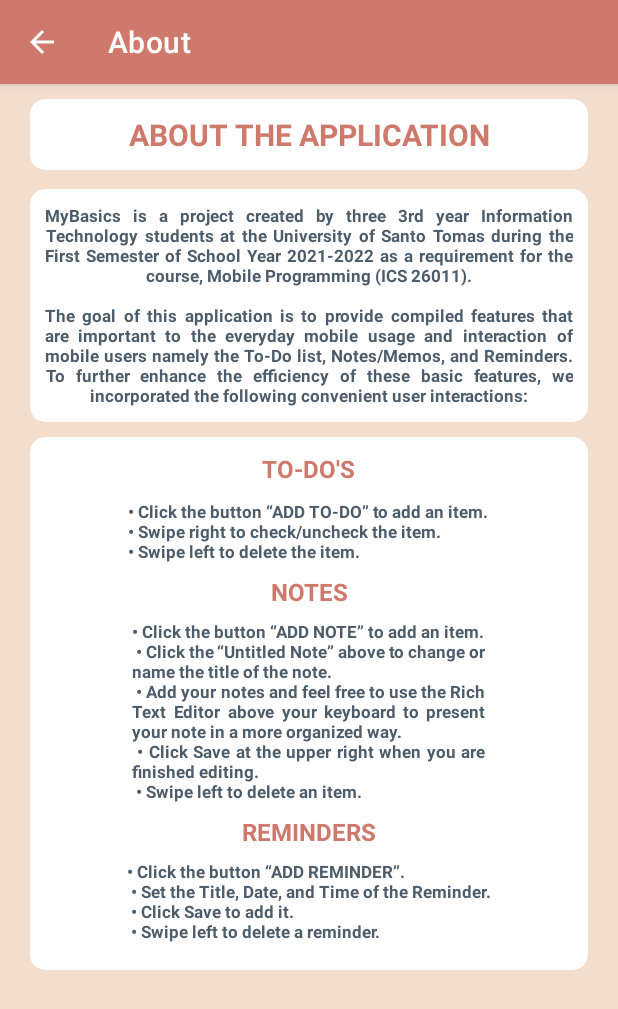
After one commit to gnrflcthm/MyBasics, an Android app: the AboutActivity screen opened directly, with no data from a screen before it, on a phone screen of 412 x 824 dp. The commit adds this screen. Shown: the top 1009 px of the screen. Run offline under Robolectric (Android 15) with nearby library versions, the phone set to English and light mode, and no system bars.

Commit message:
Added About activity in preference fragment.

```diff
--- a/app/src/main/AndroidManifest.xml
+++ b/app/src/main/AndroidManifest.xml
@@ -1,6 +1,7 @@
 <?xml version="1.0" encoding="utf-8"?>
 <manifest xmlns:android="http://schemas.android.com/apk/res/android"
     package="com.mybasics">
+
     <application
         android:allowBackup="true"
         android:fullBackupContent="false"
@@ -9,6 +10,14 @@
         android:roundIcon="@mipmap/ic_launcher_round"
         android:supportsRtl="true"
         android:theme="@style/Theme.MyBasics">
+        <activity
+            android:name=".activities.AboutActivity"
+            android:exported="false">
+            <intent-filter>
+                <action android:name=".activities.AboutActivity" />
+                <category android:name="android.intent.category.DEFAULT" />
+            </intent-filter>
+        </activity>
         <activity
             android:name=".activities.DevelopersActivity"
             android:exported="false">
@@ -26,12 +35,13 @@
         <activity
             android:name=".activities.MainActivity"
             android:exported="false"
-            android:launchMode="singleTask"/>
+            android:launchMode="singleTask" />
         <activity
             android:name=".activities.SplashScreen"
             android:exported="true">
             <intent-filter>
                 <action android:name="android.intent.action.MAIN" />
+
                 <category android:name="android.intent.category.LAUNCHER" />
             </intent-filter>
         </activity>
--- /dev/null
+++ b/app/src/main/java/com/mybasics/activities/AboutActivity.java
@@ -0,0 +1,24 @@
+package com.mybasics.activities;
+
+import android.os.Bundle;
+import android.widget.TextView;
+
+import androidx.appcompat.app.AppCompatActivity;
+import androidx.appcompat.widget.Toolbar;
+
+import com.mybasics.R;
+
+public class AboutActivity extends AppCompatActivity {
+
+    @Override
+    protected void onCreate(Bundle savedInstanceState) {
+        super.onCreate(savedInstanceState);
+        setContentView(R.layout.activity_about);
+
+        ((TextView) findViewById(R.id.tvDescription))
+                .setText(
+                "MyBasics is a project created by three 3rd year Information Technology students at the University of Santo Tomas during the First Semester of School Year 2021-2022 as a requirement for the course, Mobile Programming (ICS 26011)." +
+                        "\n\nThe goal of this application is to provide compiled features that are important to the everyday mobile usage and interaction of mobile users namely the To-Do list, Notes/Memos, and Reminders. To further enhance the efficiency of these basic features, we incorporated the following convenient user interactions:");
+        ((Toolbar) findViewById(R.id.aboutToolbar)).setNavigationOnClickListener(v -> finish());
+    }
+}
--- /dev/null
+++ b/app/src/main/res/layout/activity_about.xml
@@ -0,0 +1,191 @@
+<?xml version="1.0" encoding="utf-8"?>
+<RelativeLayout xmlns:android="http://schemas.android.com/apk/res/android"
+    xmlns:app="http://schemas.android.com/apk/res-auto"
+    xmlns:tools="http://schemas.android.com/tools"
+    android:layout_width="match_parent"
+    android:layout_height="match_parent"
+    tools:context=".activities.AboutActivity"
+    android:background="?attr/colorPrimaryVariant">
+
+    <androidx.appcompat.widget.Toolbar
+        android:id="@+id/aboutToolbar"
+        style="@style/Widget.MaterialComponents.Toolbar.Primary"
+        android:layout_width="match_parent"
+        android:layout_height="wrap_content"
+        app:layout_constraintTop_toTopOf="parent"
+        app:navigationIcon="@drawable/ic_baseline_arrow_back_24"
+        app:title="About" />
+
+    <ScrollView
+        android:layout_width="match_parent"
+        android:layout_height="match_parent"
+        android:layout_below="@id/aboutToolbar">
+
+        <RelativeLayout
+            android:layout_width="match_parent"
+            android:layout_height="match_parent"
+            android:layout_centerInParent="true"
+            android:layout_marginLeft="20dp"
+            android:layout_marginRight="20dp">
+
+            <androidx.cardview.widget.CardView
+                android:id="@+id/cardview"
+                android:layout_width="match_parent"
+                android:layout_height="wrap_content"
+                android:layout_marginTop="10dp"
+                app:cardBackgroundColor="?attr/colorPrimarySurface"
+                app:cardCornerRadius="10dp"
+                app:cardElevation="0dp">
+
+                <LinearLayout
+                    android:layout_width="match_parent"
+                    android:layout_height="match_parent"
+                    android:layout_marginTop="0dp"
+                    android:orientation="vertical"
+                    android:padding="10dp">
+
+                    <TextView
+                        android:id="@+id/tvAbout"
+                        android:layout_width="match_parent"
+                        android:layout_height="wrap_content"
+                        android:text="ABOUT THE APPLICATION"
+                        android:textAlignment="center"
+                        android:textColor="?attr/colorPrimary"
+                        android:textSize="20sp"
+                        android:textStyle="bold" />
+                </LinearLayout>
+            </androidx.cardview.widget.CardView>
+
+            <androidx.cardview.widget.CardView
+                android:id="@+id/cardview2"
+                android:layout_width="match_parent"
+                android:layout_height="wrap_content"
+                android:layout_marginTop="70dp"
+                app:cardBackgroundColor="@color/white"
+                app:cardCornerRadius="10dp"
+                app:cardElevation="0dp">
+
+                <LinearLayout
+                    android:layout_width="match_parent"
+                    android:layout_height="match_parent"
+                    android:layout_marginTop="0dp"
+                    android:orientation="vertical"
+                    android:padding="10dp">
+
+                    <TextView
+                        android:id="@+id/tvDescription"
+                        android:layout_width="match_parent"
+                        android:layout_height="wrap_content"
+                        android:justificationMode="inter_word"
+                        android:lines="10"
+                        android:text=""
+                        android:textAlignment="center"
+                        android:textColor="@color/black_coral"
+                        android:textSize="11sp"
+                        android:textStyle="bold" />
+                </LinearLayout>
+            </androidx.cardview.widget.CardView>
+
+            <androidx.cardview.widget.CardView
+                android:id="@+id/cardview3"
+                android:layout_width="match_parent"
+                android:layout_height="wrap_content"
+                android:layout_marginTop="235dp"
+                app:cardBackgroundColor="@color/white"
+                app:cardCornerRadius="10dp"
+                app:cardElevation="0dp">
+
+                <LinearLayout
+                    android:layout_width="match_parent"
+                    android:layout_height="match_parent"
+                    android:layout_marginTop="0dp"
+                    android:orientation="vertical"
+                    android:padding="10dp">
+
+                    <TextView
+                        android:id="@+id/tvToDo"
+                        android:layout_width="wrap_content"
+                        android:layout_height="wrap_content"
+                        android:layout_gravity="center"
+
+                        android:text="TO-DO'S"
+                        android:textAlignment="center"
+                        android:textColor="@color/newyork_pink"
+                        android:textSize="16sp"
+                        android:textStyle="bold" />
+
+                    <TextView
+                        android:id="@+id/tvToDoDesc"
+                        android:layout_width="wrap_content"
+                        android:layout_height="wrap_content"
+                        android:layout_gravity="center"
+                        android:layout_marginTop="10dp"
+                        android:justificationMode="inter_word"
+                        android:text="•	Click the button “ADD TO-DO” to add an item.\n•	Swipe right to check/uncheck the item.
+\n•	Swipe left to delete the item."
+                        android:textColor="@color/black_coral"
+                        android:textSize="11sp"
+                        android:textStyle="bold" />
+
+                    <TextView
+                        android:id="@+id/tvNotes"
+                        android:layout_width="wrap_content"
+                        android:layout_height="wrap_content"
+                        android:layout_gravity="center"
+                        android:layout_marginTop="8dp"
+                        android:text="NOTES"
+                        android:textAlignment="center"
+                        android:textColor="@color/newyork_pink"
+                        android:textSize="16sp"
+                        android:textStyle="bold" />
+
+                    <TextView
+                        android:id="@+id/tvNotesDesc"
+                        android:layout_width="235dp"
+                        android:layout_height="wrap_content"
+                        android:layout_gravity="center"
+                        android:layout_marginTop="8dp"
+                        android:justificationMode="inter_word"
+                        android:text="•	Click the button “ADD NOTE” to add an item.\n
+•	Click the “Untitled Note” above to change or name the title of the note.\n
+•	Add your notes and feel free to use the Rich Text Editor above your keyboard to present your note in a more organized way.\n
+•	Click Save at the upper right when you are finished editing.\n
+•	Swipe left to delete an item."
+                        android:textColor="@color/black_coral"
+                        android:textSize="11sp"
+                        android:textStyle="bold" />
+
+                    <TextView
+                        android:id="@+id/tvReminders"
+                        android:layout_width="wrap_content"
+                        android:layout_height="wrap_content"
+                        android:layout_gravity="center"
+                        android:layout_marginTop="8dp"
+                        android:text="REMINDERS"
+                        android:textAlignment="center"
+                        android:textColor="@color/newyork_pink"
+                        android:textSize="16sp"
+                        android:textStyle="bold" />
+
+                    <TextView
+                        android:id="@+id/tvRemindersDesc"
+                        android:layout_width="wrap_content"
+                        android:layout_height="wrap_content"
+                        android:layout_gravity="center"
+                        android:layout_marginTop="8dp"
+                        android:layout_marginBottom="8dp"
+                        android:justificationMode="inter_word"
+                        android:text="•	Click the button “ADD REMINDER”.\n
+•	Set the Title, Date, and Time of the Reminder.\n
+•	Click Save to add it.\n
+•	Swipe left to delete a reminder."
+                        android:textColor="@color/black_coral"
+                        android:textSize="11sp"
+                        android:textStyle="bold" />
+                </LinearLayout>
+
+
+            </androidx.cardview.widget.CardView>
+        </RelativeLayout>
+    </ScrollView>
+</RelativeLayout>
--- a/app/src/main/res/xml/preferences.xml
+++ b/app/src/main/res/xml/preferences.xml
@@ -35,6 +35,7 @@
             android:title="About"
             app:iconSpaceReserved="false"
             >
+            <intent android:action=".activities.AboutActivity"/>
         </Preference>
     </PreferenceCategory>
 </PreferenceScreen>
```
